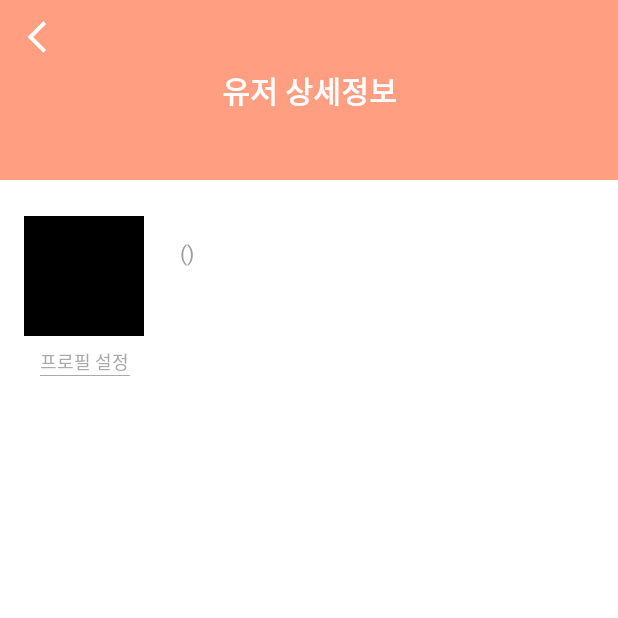
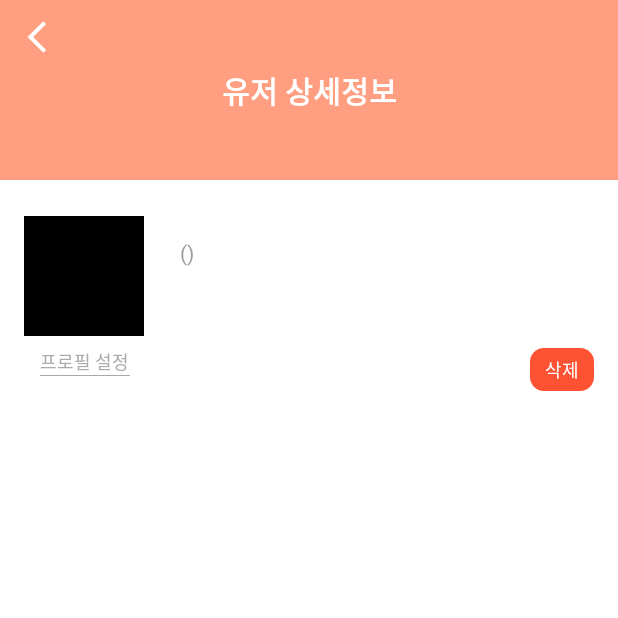
Before and after one commit to J-comet/Medicine, an Android app: the UserDetailActivity screen opened directly, with no data from a screen before it, on a phone screen of 412 x 824 dp, the top half of it. Run offline under Robolectric (Android 15) with nearby library versions, the phone set to English and light mode, and no system bars.

Commit message:
UserDetailActivity 삭제기능 추가 사용자 없을 때 등록된 사용자 없다는 문구 보이도록 수정

```diff
--- a/app/src/main/java/hs/project/medicine/activitys/AddUserActivity.java
+++ b/app/src/main/java/hs/project/medicine/activitys/AddUserActivity.java
@@ -39,7 +39,7 @@ public class AddUserActivity extends BaseActivity implements View.OnClickListene
 
     private ArrayList<String> userList;
 
-    private boolean isCurrent = false;  // 현재 선택된 유저인지 확인용 플래그
+    private boolean isFirst = false;  // 처음 등록하는 유저인지 확인용 플래그
 
     @Override
     protected void onCreate(Bundle savedInstanceState) {
@@ -60,7 +60,7 @@ public class AddUserActivity extends BaseActivity implements View.OnClickListene
             userList = PreferenceUtil.getJSONArrayPreference(AddUserActivity.this, Config.PREFERENCE_KEY.USER_LIST);
         } else {
             userList = new ArrayList<>();
-//            isCurrent = true;
+            isFirst = true;
         }
 
         LogUtil.d("userList.size()=" + userList.size());
--- a/app/src/main/java/hs/project/medicine/activitys/UserListActivity.java
+++ b/app/src/main/java/hs/project/medicine/activitys/UserListActivity.java
@@ -48,6 +48,9 @@ public class UserListActivity extends BaseActivity implements View.OnClickListen
     protected void onStart() {
         super.onStart();
 
+        binding.tvNone.setVisibility(View.INVISIBLE);
+        binding.rvUserList.setVisibility(View.INVISIBLE);
+
         userArrayList = new ArrayList<>();
 
         if (PreferenceUtil.getJSONArrayPreference(UserListActivity.this, Config.PREFERENCE_KEY.USER_LIST) != null
@@ -76,10 +79,13 @@ public class UserListActivity extends BaseActivity implements View.OnClickListen
                 }
 
                 userListAdapter.addAll(userArrayList);
+                binding.rvUserList.setVisibility(View.VISIBLE);
 
             } catch (JSONException e) {
                 e.printStackTrace();
             }
+        } else {
+            binding.tvNone.setVisibility(View.VISIBLE);
         }
 
         userListAdapter.setOnMemberClickListener(new UserListAdapter.OnUserListClickListener() {
--- a/app/src/main/res/layout/activity_add_user.xml
+++ b/app/src/main/res/layout/activity_add_user.xml
@@ -229,7 +229,7 @@
         android:textColor="@color/color_a09d9d"
         android:textSize="16dp"
         app:layout_constraintEnd_toEndOf="@+id/et_name"
-        app:layout_constraintStart_toEndOf="@+id/textView1"
+        app:layout_constraintStart_toEndOf="@+id/textView5"
         app:layout_constraintTop_toBottomOf="@+id/view4" />
 
     <View
--- a/app/src/main/res/layout/activity_user_detail.xml
+++ b/app/src/main/res/layout/activity_user_detail.xml
@@ -137,5 +137,21 @@
         app:layout_constraintStart_toStartOf="@+id/tv_profile_setting"
         app:layout_constraintTop_toBottomOf="@+id/tv_profile_setting" />
 
+    <TextView
+        android:id="@+id/tv_delete"
+        android:layout_width="wrap_content"
+        android:layout_height="wrap_content"
+        android:layout_marginTop="8dp"
+        android:text="삭제"
+        android:paddingLeft="10dp"
+        android:paddingRight="10dp"
+        android:paddingBottom="5dp"
+        android:paddingTop="5dp"
+        android:textColor="@color/white"
+        android:background="@drawable/bg_round_01"
+        android:textSize="12dp"
+        app:layout_constraintEnd_toEndOf="@+id/tv_age"
+        app:layout_constraintTop_toBottomOf="@+id/iv_img" />
+
 
 </androidx.constraintlayout.widget.ConstraintLayout>
```
Also changed, not shown: app/src/main/java/hs/project/medicine/activitys/UserDetailActivity.java (+91 -6 lines), app/src/main/res/layout/activity_user_list.xml (+15 -0 lines).
